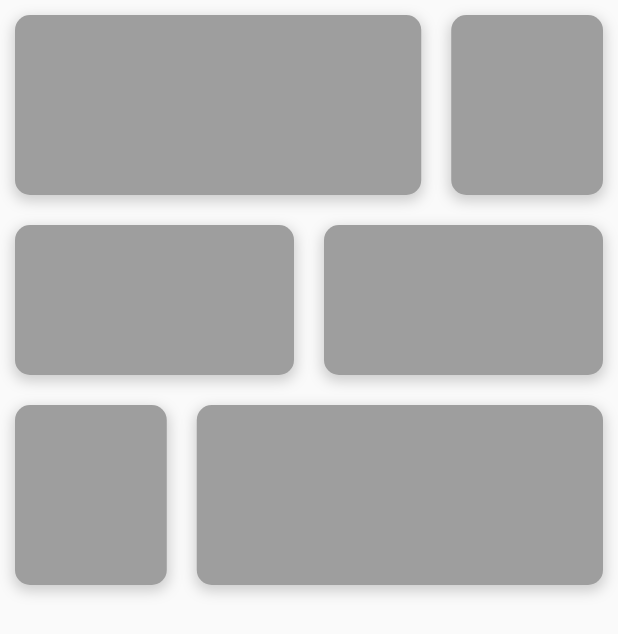
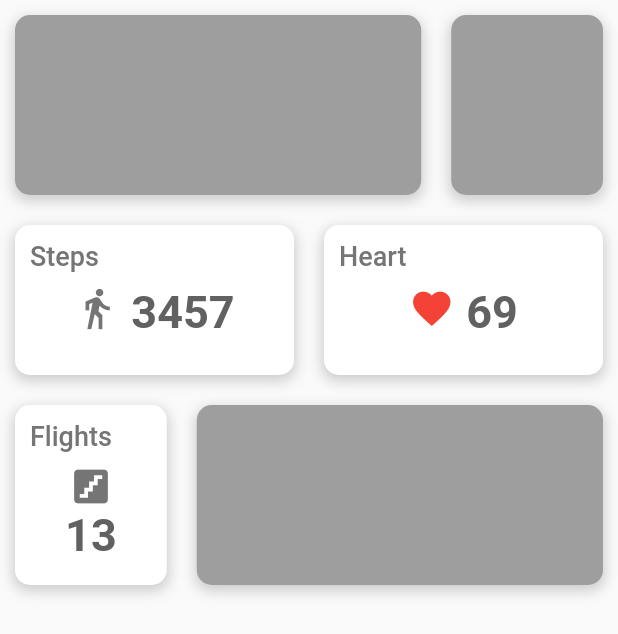
Before and after one commit to rikardro/HarmonyHub, a Flutter app: the screen it shows after launch, on a phone screen of 412 x 824 dp. Shown: the top 634 px of the screen. Run offline on Flutter 3.47's test engine with Material 2 defaults, Android fonts, the phone set to English and light mode, and no system bars.

Commit message:
Health card placeholders

```diff
--- a/healthapp/lib/dashboard/dashboard_cards/health_card.dart
+++ b/healthapp/lib/dashboard/dashboard_cards/health_card.dart
@@ -2,16 +2,58 @@ import 'package:flutter/material.dart';
 import '../dashboard_card.dart';
 
 class HealthCard extends StatelessWidget {
-  const HealthCard({Key? key, this.height = 100, this.flex = 1}) : super(key: key);
+  const HealthCard({Key? key,
+    this.height = 100,
+    this.flex = 1,
+    required this.title,
+    required this.icon,
+    required this.value,
+    this.iconColor,
+    this.topPadding = 16}) : super(key: key);
   final double? height;
   final int? flex;
+  final String title;
+  final IconData icon;
+  final Color? iconColor;
+  final String value;
+  final double topPadding;
 
   @override
   Widget build(BuildContext context) {
     return DashboardCard(
       height: height,
-      flex: flex, color: Colors.grey,
-      child: Container(), // CONTENT HERE
+      flex: flex,
+      color: Colors.white,
+      child: Stack(
+        children: [
+          Align(
+            alignment: Alignment.topLeft,
+            child: Text(title, style: TextStyle(fontWeight: FontWeight.w500, fontSize: 18, color: Colors.grey[600]),)
+          ),
+          Center(
+            child: Padding(
+              padding: EdgeInsets.fromLTRB(8, topPadding, 8, 0),
+              child: Wrap(
+                alignment: WrapAlignment.center,
+                children: [
+                  Padding(
+                    padding: const EdgeInsets.fromLTRB(4, 0, 4, 0),
+                    child: Icon(icon, color: iconColor, size: 30,),
+                  ),
+                  Padding(
+                    padding: const EdgeInsets.fromLTRB(4, 0, 4, 0),
+                    child: Text(value,
+                      style: TextStyle(
+                          fontSize: 30, fontWeight: FontWeight.w600,
+                          color: Colors.grey[700],
+                      ),),
+                  )
+                ],
+              ),
+            ),
+          )
+        ],
+      ),
     );
   }
 }
--- a/healthapp/lib/dashboard/dashboard_view.dart
+++ b/healthapp/lib/dashboard/dashboard_view.dart
@@ -1,9 +1,9 @@
+import 'package:flutter/cupertino.dart';
 import 'package:flutter/material.dart';
 import 'package:healthapp/dashboard/dashboard_cards/air_quality_card.dart';
 import 'package:healthapp/dashboard/dashboard_cards/caffeine_card.dart';
 import 'package:healthapp/dashboard/dashboard_cards/health_card.dart';
 import 'package:healthapp/dashboard/dashboard_cards/weather_card.dart';
-import 'dashboard_card.dart';
 
 class DashboardView extends StatelessWidget {
   const DashboardView({Key? key}) : super(key: key);
@@ -21,13 +21,31 @@ class DashboardView extends StatelessWidget {
           ),
           Row(
             children: [
-              HealthCard(),
-              HealthCard()
+              HealthCard(
+                title: "Steps",
+                value: "3457",
+                icon: Icons.directions_walk,
+                iconColor: Colors.grey[600],
+              ),
+              const HealthCard(
+                title: "Heart",
+                value: "69",
+                icon: Icons.favorite,
+                iconColor: Colors.red
+              )
             ],
           ),
           Row(
             children: [
-              HealthCard(flex: 5, height: 120,),
+              HealthCard(
+                flex: 5,
+                height: 120,
+                title: "Flights",
+                value: "13",
+                icon: Icons.stairs,
+                iconColor: Colors.grey[600],
+                topPadding: 24,
+              ),
               CaffeineCard()
             ],
           ),
--- a/healthapp/pubspec.yaml
+++ b/healthapp/pubspec.yaml
@@ -47,6 +47,7 @@ dev_dependencies:
   # rules and activating additional ones.
   flutter_lints: ^2.0.0
 
+
 # For information on the generic Dart part of this file, see the
 # following page: https://dart.dev/tools/pub/pubspec
 
```
Also changed, not shown: healthapp/pubspec.lock, 11 other files.
